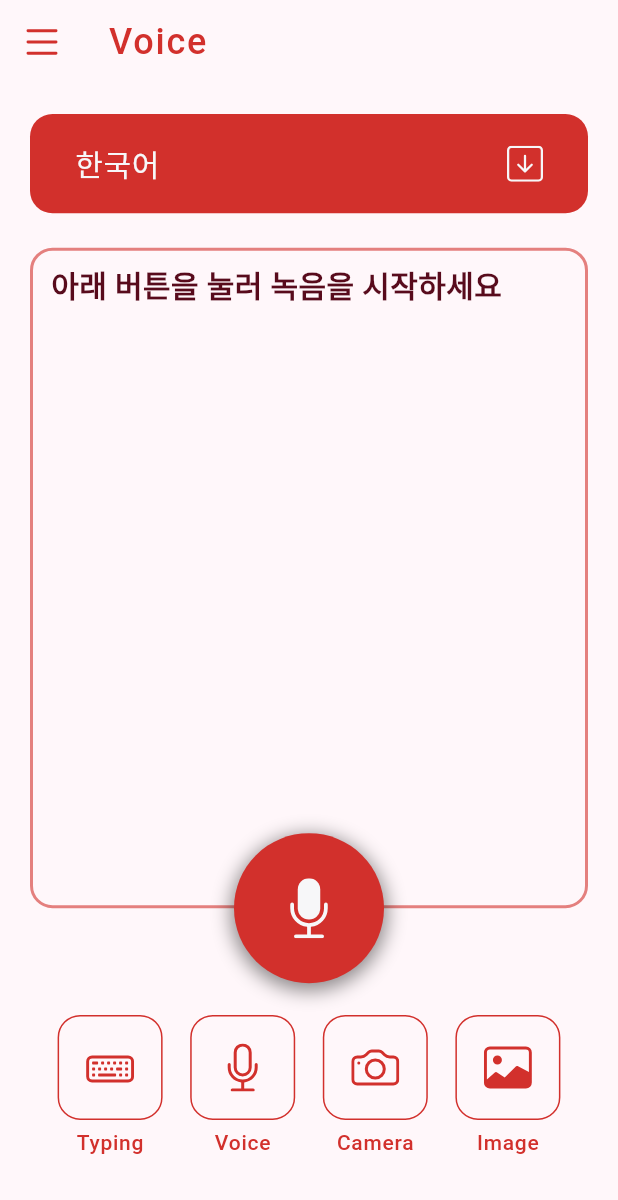
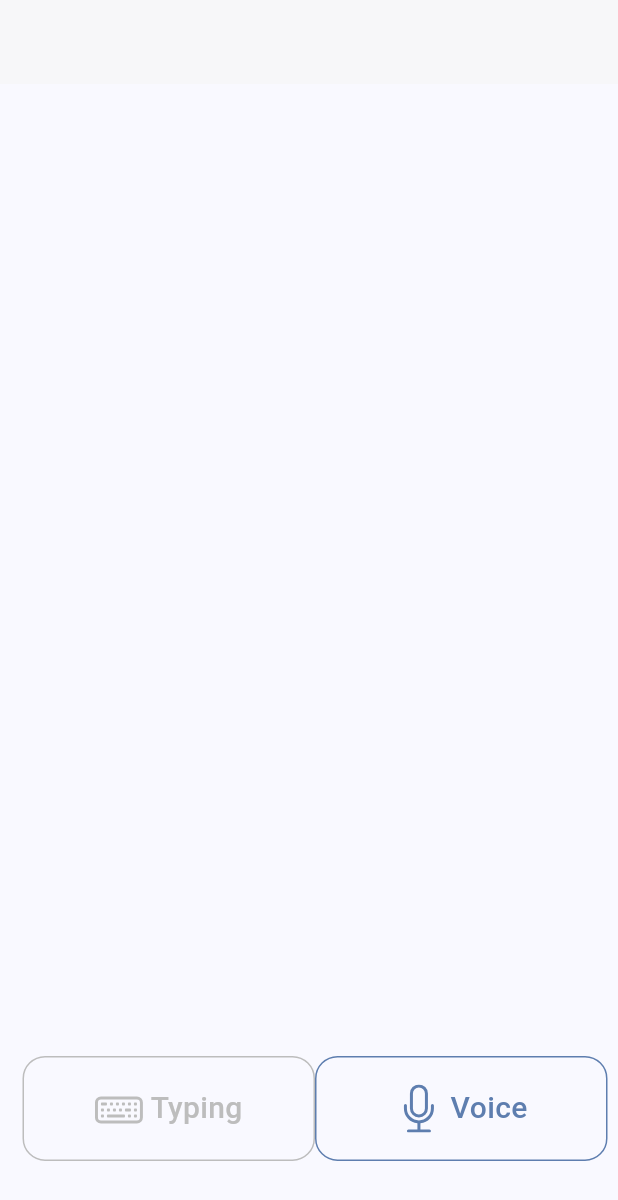
Before and after one commit to Yun-sooyong/Onetool_translator, a Flutter app: the screen it shows after launch, after a tap on "Voice", on a phone screen of 412 x 824 dp. Shown: the top 1200 px of the screen. Run offline on Flutter 3.47's test engine with Material 2 defaults, Android fonts, the phone set to English and light mode, and no system bars; drawn by our look-alikes of dropdown_button2; our stand-ins replace bootstrap_icons, flutter_riverpod, fluttertoast, go_router, speech_to_text; missing offline and left inert: speech_to_text_macos, translator.

Commit message:
다시 짜는 중

```diff
--- a/lib/main.dart
+++ b/lib/main.dart
@@ -1,5 +1,7 @@
 import 'package:a_translator/screens/home_screen.dart';
 import 'package:a_translator/screens/stt_screen.dart';
+import 'package:a_translator/screens/voice_screen.dart';
+import 'package:a_translator/screens/typing_screen.dart';
 import 'package:a_translator/theme.dart';
 import 'package:flutter/material.dart';
 import 'package:flutter_riverpod/flutter_riverpod.dart';
@@ -17,12 +19,16 @@ final GoRouter _router = GoRouter(
   initialLocation: '/',
   routes: [
     GoRoute(
-      path: '/',
-      builder: (context, state) => const HomeScreen(),
+      path: '/stt',
+      builder: (context, state) => const VoiceScreen(),
     ),
     GoRoute(
-      path: '/stt',
+      path: '/past',
       builder: (context, state) => const SttScreen(),
+    ),
+    GoRoute(
+      path: '/',
+      builder: (context, state) => const TypingScreen(),
     ),
   ],
 );
--- a/lib/screens/home_screen.dart
+++ b/lib/screens/home_screen.dart
@@ -1,4 +1,3 @@
-import 'package:a_translator/provider/provider.dart';
 import 'package:a_translator/util.dart';
 import 'package:a_translator/widgets/bottom_button.dart';
 import 'package:a_translator/widgets/drop_down_menu.dart';
@@ -24,18 +23,13 @@ class _HomeScreenState extends State<HomeScreen> {
       backgroundColor: themeOf.colorScheme.background,
       extendBody: true,
       appBar: AppBar(
-        title: Text(
+        title: const Text(
           'translator',
-          style: themeOf.textTheme.titleMedium,
         ),
-        leading: Icon(
+        leading: const Icon(
           BootstrapIcons.list,
-          color: themeOf.iconTheme.color,
           size: 30,
         ),
-        centerTitle: false,
-        elevation: 0,
-        backgroundColor: Colors.transparent,
       ),
       body: Padding(
         padding: bodyEdge,
@@ -79,27 +73,33 @@ class BottomBody extends StatelessWidget {
         mainAxisAlignment: MainAxisAlignment.spaceEvenly,
         children: [
           BottomButton(
+            color: Theme.of(context).colorScheme.primary,
             icon: const Icon(BootstrapIcons.keyboard),
-            label: 'Typing',
+            label: const Text('Typing'),
             onTap: () {
               context.go('/');
             },
           ),
           BottomButton(
+            color: Theme.of(context).colorScheme.primary,
             icon: const Icon(BootstrapIcons.mic),
-            label: 'Voice',
+            label: const Text('Voice'),
             onTap: () {
               context.go('/stt');
             },
           ),
           BottomButton(
+            color: Theme.of(context).colorScheme.primary,
             icon: const Icon(BootstrapIcons.camera),
-            label: 'Camera',
-            onTap: () {},
+            label: const Text('Camera'),
+            onTap: () {
+              context.go('/new');
+            },
           ),
           BottomButton(
+            color: Theme.of(context).colorScheme.primary,
             icon: const Icon(BootstrapIcons.image),
-            label: 'Image',
+            label: const Text('Image'),
             onTap: () {},
           ),
         ],
--- a/lib/screens/stt_screen.dart
+++ b/lib/screens/stt_screen.dart
@@ -86,6 +86,7 @@ class _SttScreenState extends State<SttScreen> {
                         ),
                         child: IconButton(
                           // * 녹화 기능 파트
+                          // TODOS 녹음 확인 및 번역기능 추가 필요
                           onPressed: () async {
                             if (!isListening) {
                               var aviliable = await speechToText.initialize();
--- /dev/null
+++ b/lib/screens/typing_screen.dart
@@ -0,0 +1,81 @@
+import 'package:a_translator/util.dart';
+import 'package:a_translator/widgets/box_widget.dart';
+import 'package:a_translator/widgets/navigator.dart';
+import 'package:bootstrap_icons/bootstrap_icons.dart';
+import 'package:flutter/material.dart';
+import 'package:go_router/go_router.dart';
+
+class TypingScreen extends StatefulWidget {
+  const TypingScreen({super.key});
+
+  @override
+  State<TypingScreen> createState() => _TypingScreenState();
+}
+
+class _TypingScreenState extends State<TypingScreen> {
+  @override
+  Widget build(BuildContext context) {
+    return Scaffold(
+      appBar: AppBar(
+        title: const Text('Typing'),
+        centerTitle: false,
+        leading: IconButton(
+          icon: const Icon(Icons.arrow_back_ios_new_rounded),
+          onPressed: () {
+            context.go('/');
+          },
+        ),
+      ),
+      body: Padding(
+        padding: mainPadding,
+        child: Column(
+          crossAxisAlignment: CrossAxisAlignment.center,
+          mainAxisAlignment: MainAxisAlignment.spaceEvenly,
+          children: [
+            const Expanded(
+              flex: 1,
+              child: SizedBox(),
+            ),
+            // * TextField //
+            Expanded(
+              flex: 5,
+              child: TextBoxWidget(
+                title: 'Field',
+                actions: const [
+                  Icon(BootstrapIcons.clipboard),
+                  SizedBox(width: 10),
+                  Icon(BootstrapIcons.trash),
+                ],
+                child: Container(
+                  color: Colors.amber,
+                ),
+              ),
+            ),
+            // * Print Translate Text //
+            Expanded(
+              flex: 5,
+              child: TextBoxWidget(
+                title: 'Text',
+                actions: const [
+                  Icon(BootstrapIcons.clipboard),
+                  //SizedBox(width: 10),
+                  //Icon(BootstrapIcons.trash),
+                ],
+                child: Container(),
+              ),
+            ),
+            const Expanded(
+              flex: 2,
+              child: Hero(
+                tag: 'goNavi',
+                child: GoNavigator(
+                  index: 0,
+                ),
+              ),
+            ),
+          ],
+        ),
+      ),
+    );
+  }
+}
--- /dev/null
+++ b/lib/screens/voice_screen.dart
@@ -0,0 +1,39 @@
+import 'package:a_translator/util.dart';
+import 'package:a_translator/widgets/navigator.dart';
+import 'package:flutter/material.dart';
+
+class VoiceScreen extends StatefulWidget {
+  const VoiceScreen({super.key});
+
+  @override
+  State<VoiceScreen> createState() => _VoiceScreenState();
+}
+
+class _VoiceScreenState extends State<VoiceScreen> {
+  @override
+  Widget build(BuildContext context) {
+    return Scaffold(
+      appBar: AppBar(),
+      body: Padding(
+        padding: mainPadding,
+        child: const Column(
+          children: [
+            Expanded(
+              flex: 11,
+              child: SizedBox(),
+            ),
+            Expanded(
+              flex: 2,
+              child: Hero(
+                tag: 'goNavi',
+                child: GoNavigator(
+                  index: 1,
+                ),
+              ),
+            ),
+          ],
+        ),
+      ),
+    );
+  }
+}
--- a/lib/theme.dart
+++ b/lib/theme.dart
@@ -4,11 +4,24 @@ import 'package:flutter/material.dart';
 
 var themeData = ThemeData(
   colorScheme: ColorScheme.fromSeed(
-    seedColor: Colors.purple,
-    background: backgroundColor,
-    primary: primaryColor,
+    seedColor: mColor,
+    background: bColor,
+    primary: mColor,
   ),
   useMaterial3: true,
+  // * Appbar Theme //
+  appBarTheme: AppBarTheme(
+    elevation: 0,
+    color: bColor,
+    centerTitle: false,
+    titleTextStyle: TextStyle(
+      fontSize: 24,
+      color: mColor,
+      letterSpacing: 1.2,
+      fontWeight: FontWeight.w600,
+    ),
+  ),
+  // * Text Theme //
   textTheme: TextTheme(
     // title medium = appbar title
     /*
@@ -17,30 +30,32 @@ var themeData = ThemeData(
     */
     titleMedium: TextStyle(
       fontSize: 24,
-      color: primaryColor,
+      color: mColor,
       letterSpacing: 1.2,
     ),
     bodySmall: TextStyle(
       color: backgroundColor,
       fontSize: 20,
     ),
+    // bodyMedium == default text theme
     bodyMedium: TextStyle(
-      color: textFieldTextColor,
+      color: mColor,
       fontSize: 20,
-      fontWeight: FontWeight.w600,
+      fontWeight: FontWeight.w500,
     ),
 
     labelSmall: TextStyle(
-      color: primaryColor,
+      color: mColor,
       fontSize: 14,
     ),
     labelLarge: TextStyle(
-      color: primaryColor.withOpacity(0.7),
+      color: mColor.withOpacity(0.7),
       fontSize: 22,
     ),
   ),
+  // * Icon Theme //
   iconTheme: IconThemeData(
-    color: primaryColor,
+    color: mColor,
     size: 32,
   ),
 );
--- a/lib/util.dart
+++ b/lib/util.dart
@@ -1,25 +1,29 @@
 import 'package:flutter/material.dart';
-import 'package:flutter_riverpod/flutter_riverpod.dart';
-
-// Box Decorations
-BorderRadius boxRadius = BorderRadius.circular(15);
 
 // EdgeInsets
 var titleSymeEdge = const EdgeInsets.symmetric(horizontal: 15);
 var bodyEdge = const EdgeInsets.symmetric(vertical: 20, horizontal: 20);
 var boxEdge = const EdgeInsets.symmetric(vertical: 8);
 
-// Colors
-/*
-  Color tGreen = const Color(0xff2BAE66);
-  Color tWhite = const Color(0xffFCF6F5);
-  Color tRed = const Color(0xff9A161F);
-  Color tPlum = const Color(0xffF4EFEA);
-*/
 Color backgroundColor = const Color(0xffF7F7F9);
 Color primaryColor = const Color(0xffD2302C);
 Color textFieldTextColor = const Color(0xff580b1c);
 
-//
+// * Radius //
+BorderRadius boxRadius = BorderRadius.circular(15);
 
-final testProvider = Provider<String>((_) => 'Hello');
+//* Padding, Margin //
+// * Padding
+var mainPadding = const EdgeInsets.symmetric(vertical: 10, horizontal: 15);
+var boxPadding = const EdgeInsets.all(20);
+
+// * Margin
+var boxMargin = const EdgeInsets.symmetric(vertical: 10);
+
+// * Colors //
+Color bColor = const Color(0xffF7F7F9);
+Color mColor = const Color(0xff5E7EAF);
+Color fColor = const Color(0xffDAf1DE);
+
+Color unSelectedColor = Colors.grey.shade400;
+Color selectedColor = mColor;
--- a/lib/widgets/bottom_button.dart
+++ b/lib/widgets/bottom_button.dart
@@ -2,15 +2,23 @@ import 'package:a_translator/util.dart';
 import 'package:flutter/material.dart';
 
 class BottomButton extends StatelessWidget {
-  final String label;
+  final Text label;
   final Icon icon;
   final Function() onTap;
+  final double width;
+  final double height;
+  final bool isWide;
+  final Color color;
 
   const BottomButton({
     super.key,
     required this.label,
     required this.icon,
     required this.onTap,
+    this.width = 70,
+    this.height = 70,
+    this.isWide = false,
+    required this.color,
   });
 
   @override
@@ -21,27 +29,38 @@ class BottomButton extends StatelessWidget {
       child: GestureDetector(
         onTap: onTap,
         child: Column(
+          mainAxisSize: MainAxisSize.min,
           children: [
             Container(
-              height: 70,
-              width: 70,
+              height: height,
+              width: width,
               decoration: BoxDecoration(
                 border: Border.all(
-                  color: Theme.of(context).colorScheme.primary,
+                  color: color,
                 ),
                 borderRadius: boxRadius,
               ),
-              child: Center(
-                child: icon,
+              child: Row(
+                mainAxisAlignment: MainAxisAlignment.center,
+                children: [
+                  Center(
+                    child: icon,
+                  ),
+                  isWide
+                      ? Padding(
+                          padding: const EdgeInsets.only(left: 5),
+                          child: label
+                        )
+                      : const SizedBox(),
+                ],
               ),
             ),
-            const SizedBox(
-              height: 5,
+            SizedBox(
+              height: isWide ? 0 : 5,
             ),
-            Text(
-              label,
-              style: Theme.of(context).textTheme.labelSmall,
-            ),
+            isWide
+                ? const SizedBox.shrink()
+                : label,
           ],
         ),
       ),
--- /dev/null
+++ b/lib/widgets/box_widget.dart
@@ -0,0 +1,55 @@
+import 'package:a_translator/util.dart';
+import 'package:flutter/material.dart';
+
+// ******* TextField, Text 를 넣기위한 Box Widget ******* //
+
+class TextBoxWidget extends StatelessWidget {
+  const TextBoxWidget({
+    super.key,
+    required this.actions,
+    required this.child,
+    this.title = 'title',
+  });
+
+  final List<Widget> actions;
+  final Widget child;
+  final String title;
+
+  @override
+  Widget build(BuildContext context) {
+    return Container(
+      margin: boxMargin,
+      padding: boxPadding,
+      decoration: BoxDecoration(
+        borderRadius: boxRadius,
+        border: Border.all(
+          color: mColor,
+          width: 2,
+        ),
+      ),
+      child: Column(
+        children: [
+          // * Box title, action buttons //
+          Row(
+            mainAxisAlignment: MainAxisAlignment.spaceBetween,
+            children: [
+              Text(title),
+              Row(
+                mainAxisAlignment: MainAxisAlignment.spaceBetween,
+                children: actions,
+              ),
+            ],
+          ),
+
+          const SizedBox(
+            height: 10,
+          ),
+          // * Main Body //
+          Expanded(
+            child: child,
+          ),
+        ],
+      ),
+    );
+  }
+}
--- a/lib/widgets/drop_down_menu.dart
+++ b/lib/widgets/drop_down_menu.dart
@@ -47,15 +47,12 @@ class _DropdownLangState extends State<DropdownLang> {
                       ))
                   .toList(),
 
-              /// 지금 바꾸면 items에 없는 내용이라 value에서 오류발생
-              /// TODO 이후에 items를 변경하면 [ref.read(translateToProvider)]로 변경해놓을것
+              // * 지금 바꾸면 items에 없는 내용이라 value에서 오류발생
+              // TODOS 이후에 items를 변경하면 [ref.read(translateToProvider)]로 변경해놓을것
               value: mProvider.lang,
               onChanged: (value) {
                 mProvider.searchCode(value!);
                 textProvider.clear();
-                print(mProvider.code);
-                print(mProvider.lang);
-
               },
               iconStyleData: IconStyleData(
                 icon: const Icon(
@@ -68,13 +65,13 @@ class _DropdownLangState extends State<DropdownLang> {
               ),
               dropdownStyleData: DropdownStyleData(
                 maxHeight: 250,
-                // TODO width 크기를 입력받도록 해서 사용성을 높힘
+                // TODOS width 크기를 입력받도록 해서 사용성을 높힘
                 width: MediaQuery.of(context).size.width * 0.9,
                 decoration: BoxDecoration(
                   borderRadius: BorderRadius.circular(14),
                   color: themeOf.colorScheme.primary.withOpacity(0.9),
                 ),
-                // TODO width 수정할때 offset도 같이 수정
+                // TODOS width 수정할때 offset도 같이 수정
                 offset: const Offset(-30, -20),
                 scrollbarTheme: ScrollbarThemeData(
                   radius: const Radius.circular(40),
--- /dev/null
+++ b/lib/widgets/navigator.dart
@@ -0,0 +1,96 @@
+import 'package:a_translator/util.dart';
+import 'package:a_translator/widgets/bottom_button.dart';
+import 'package:bootstrap_icons/bootstrap_icons.dart';
+import 'package:flutter/material.dart';
+import 'package:go_router/go_router.dart';
+
+class GoNavigator extends StatefulWidget {
+  const GoNavigator({super.key, required this.index});
+
+  final int index;
+
+  @override
+  State<GoNavigator> createState() => _GoNavigatorState();
+}
+
+class _GoNavigatorState extends State<GoNavigator> {
+  bool isTyping = true;
+  bool isVoice = false;
+  late List<bool> isSelected;
+
+  @override
+  void initState() {
+    isSelected = [isTyping, isVoice];
+    super.initState();
+  }
+
+  @override
+  Widget build(BuildContext context) {
+    var width = 195.0;
+
+    toggleSelect(widget.index);
+
+    return Padding(
+      padding: const EdgeInsets.only(top: 5.0),
+      child: Row(
+        mainAxisAlignment: MainAxisAlignment.spaceBetween,
+        crossAxisAlignment: CrossAxisAlignment.start,
+        children: [
+          BottomButton(
+            color: choiceColor(0),
+            isWide: true,
+            width: width,
+            icon: Icon(
+              BootstrapIcons.keyboard,
+              color: choiceColor(0),
+            ),
+            label: Text(
+              'Typing',
+              style: TextStyle(
+                color: choiceColor(0),
+              ),
+            ),
+            onTap: () {
+              context.go('/');
+            },
+          ),
+          BottomButton(
+            color: choiceColor(1),
+            isWide: true,
+            width: width,
+            icon: Icon(
+              BootstrapIcons.mic,
+              color: choiceColor(1),
+            ),
+            label: Text(
+              'Voice',
+              style: TextStyle(
+                color: choiceColor(1),
+              ),
+            ),
+            onTap: () {
+              context.go('/stt');
+            },
+          ),
+        ],
+      ),
+    );
+  }
+
+  void toggleSelect(value) {
+    if (value == 0) {
+      isTyping = true;
+      isVoice = false;
+    } else {
+      isTyping = false;
+      isVoice = true;
+    }
+    setState(() {
+      isSelected = [isTyping, isVoice];
+    });
+  }
+
+  Color choiceColor(index) {
+    return isSelected[index] == true ? selectedColor : unSelectedColor;
+  }
+}
```
